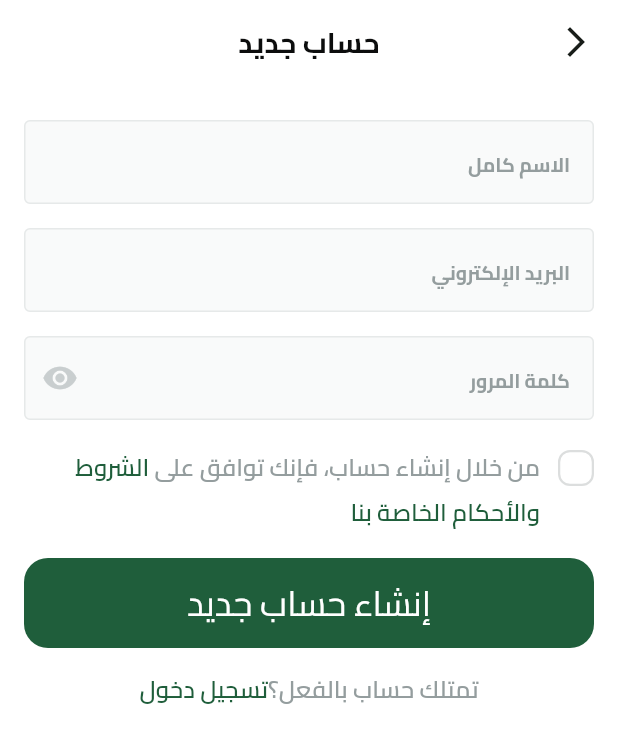
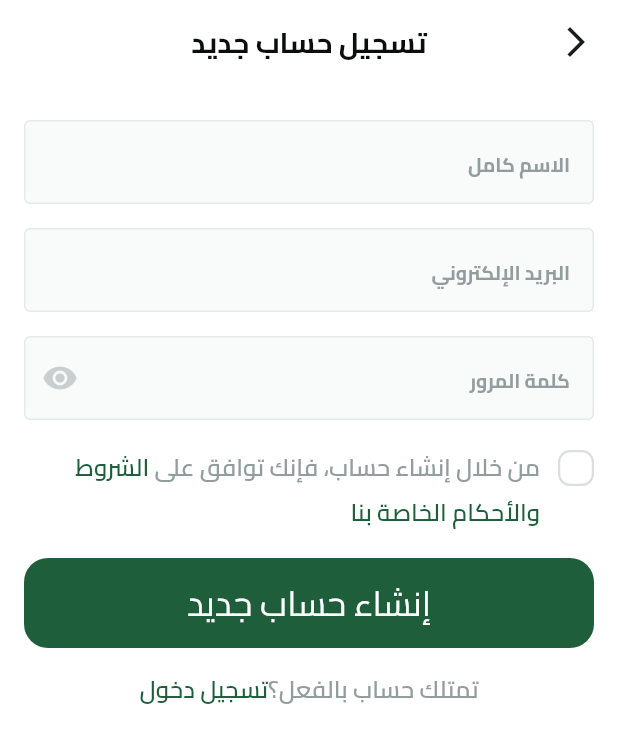
Before and after one commit to ahmed0128382/FruitHub_E_Commerce, a Flutter app: the SignUpView screen opened by its route, on a phone screen of 412 x 824 dp. Shown: the top 743 px of the screen. Run offline on Flutter 3.47's test engine with Material 3 defaults, Android fonts, the phone set to English and light mode, and no system bars; drawn by our look-alikes of skeletonizer; our stand-ins replace bloc, cloud_firestore, connectivity_plus, dartz, dots_indicator, equatable and 10 more; missing offline and left inert: flutter_facebook_auth, flutter_paypal_payment; accounts and stored records are empty.

```diff
--- /dev/null
+++ b/lib/core/cubits/best_selling_products_cubit/best_selling_products_cubit.dart
@@ -0,0 +1,24 @@
+import 'package:bloc/bloc.dart';
+import 'package:equatable/equatable.dart';
+import 'package:fruit_hub/core/entities/product_entity.dart';
+import 'package:fruit_hub/core/repos/products_repo/products_repo.dart';
+
+part 'best_selling_products_state.dart';
+
+class BestSellingProductsCubit extends Cubit<BestSellingProductsState> {
+  BestSellingProductsCubit(this.productsRepo)
+      : super(BestSellingProductsInitial());
+
+  final ProductsRepo productsRepo;
+
+  Future<void> getBestSellingProducts() async {
+    emit(BestSellingProductsLoading());
+    final result = await productsRepo.getBestSellingProducts();
+    result.fold(
+      (failure) =>
+          emit(BestSellingProductsFailure(errMessage: failure.message)),
+      (products) =>
+          emit(BestSellingProductsSuccess(bestSellingProducts: products)),
+    );
+  }
+}
--- /dev/null
+++ b/lib/core/cubits/best_selling_products_cubit/best_selling_products_state.dart
@@ -0,0 +1,22 @@
+part of 'best_selling_products_cubit.dart';
+
+sealed class BestSellingProductsState extends Equatable {
+  const BestSellingProductsState();
+
+  @override
+  List<Object> get props => [];
+}
+
+final class BestSellingProductsInitial extends BestSellingProductsState {}
+
+final class BestSellingProductsLoading extends BestSellingProductsState {}
+
+final class BestSellingProductsSuccess extends BestSellingProductsState {
+  final List<ProductEntity> bestSellingProducts;
+  BestSellingProductsSuccess({required this.bestSellingProducts});
+}
+
+final class BestSellingProductsFailure extends BestSellingProductsState {
+  final String errMessage;
+  BestSellingProductsFailure({required this.errMessage});
+}
--- a/lib/core/cubits/products_cubit/products_state.dart
+++ b/lib/core/cubits/products_cubit/products_state.dart
@@ -14,5 +14,13 @@ final class ProductsFailure extends ProductsState {
 
 final class ProductsSuccess extends ProductsState {
   final List<ProductEntity> products;
-  ProductsSuccess({required this.products});
+
+  ProductsSuccess({
+    required this.products,
+  });
 }
+
+// final class BestSellingProductsSuccess extends ProductsState {
+//   final List<ProductEntity> bestSellingProducts;
+//   BestSellingProductsSuccess({required this.bestSellingProducts});
+// }
--- a/lib/features/auth/presentation/views/sign_up_view.dart
+++ b/lib/features/auth/presentation/views/sign_up_view.dart
@@ -1,9 +1,10 @@
 import 'package:flutter/material.dart';
 import 'package:flutter_bloc/flutter_bloc.dart';
 import 'package:fruit_hub/core/services/get_it_service.dart';
-import 'package:fruit_hub/core/widgets/custom_app_bar.dart';
+import 'package:fruit_hub/core/utils/app_styles.dart';
 import 'package:fruit_hub/features/auth/domain/repos/auth_repo.dart';
 import 'package:fruit_hub/features/auth/presentation/manager/signup_cubit/signup_cubit.dart';
+import 'package:fruit_hub/features/auth/presentation/views/sign_in_view.dart';
 import 'package:fruit_hub/features/auth/presentation/views/widgets/sign_up_view_body_bloc_consumer.dart';
 
 class SignUpView extends StatelessWidget {
@@ -14,7 +15,21 @@ class SignUpView extends StatelessWidget {
     return BlocProvider(
       create: (context) => SignupCubit(getIt<AuthRepo>()),
       child: Scaffold(
-        appBar: buildAppBar(context, title: 'حساب جديد'),
+        appBar: AppBar(
+          backgroundColor: Colors.white,
+          centerTitle: true,
+          title: Text(
+            'تسجيل حساب جديد',
+            style: AppStyles.bold19,
+          ),
+          leading: GestureDetector(
+              onTap: () {
+                Navigator.of(context)
+                    .pushReplacementNamed(SignInView.routeName);
+                ();
+              },
+              child: Icon(Icons.arrow_back_ios_new)),
+        ),
         body: SignUpViewBodyBlocConsumer(),
       ),
     );
--- a/lib/features/main/presentation/views/widgets/custom_home_app_bar.dart
+++ b/lib/features/main/presentation/views/widgets/custom_home_app_bar.dart
@@ -43,7 +43,10 @@ class CustomHomeAppBar extends StatelessWidget {
           onPressed: () {
             // Handle notification button press
             ScaffoldMessenger.of(context).showSnackBar(
-              const SnackBar(content: Text('لا توجد إشعارات جديدة')),
+              const SnackBar(
+                content: Text('لا توجد إشعارات جديدة'),
+                duration: Duration(seconds: 1),
+              ),
             );
           },
         ),
--- a/lib/features/main/presentation/views/widgets/home_view_body.dart
+++ b/lib/features/main/presentation/views/widgets/home_view_body.dart
@@ -1,10 +1,12 @@
 import 'package:flutter/material.dart';
 import 'package:flutter_bloc/flutter_bloc.dart';
 import 'package:fruit_hub/constants.dart';
+import 'package:fruit_hub/core/cubits/best_selling_products_cubit/best_selling_products_cubit.dart';
 import 'package:fruit_hub/core/cubits/products_cubit/products_cubit.dart';
 import 'package:fruit_hub/core/widgets/search_text_field.dart';
 import 'package:fruit_hub/features/main/presentation/views/widgets/best_selling_header.dart';
 import 'package:fruit_hub/features/main/presentation/views/widgets/best_selling_sliver_grid_view_bloc_builder.dart';
+import 'package:fruit_hub/features/main/presentation/views/widgets/products_sliver_grid_view_bloc_builder.dart';
 import 'package:fruit_hub/features/main/presentation/views/widgets/custom_home_app_bar.dart';
 import 'package:fruit_hub/features/main/presentation/views/widgets/featured_list.dart';
 
@@ -21,7 +23,7 @@ class _HomeViewBodyState extends State<HomeViewBody> {
   @override
   void initState() {
     WidgetsBinding.instance.addPostFrameCallback((_) {
-      context.read<ProductsCubit>().getBestSellingProducts();
+      context.read<BestSellingProductsCubit>().getBestSellingProducts();
     });
     super.initState();
   }
--- a/lib/features/main/presentation/views/widgets/products_view_body.dart
+++ b/lib/features/main/presentation/views/widgets/products_view_body.dart
@@ -4,7 +4,7 @@ import 'package:fruit_hub/constants.dart';
 import 'package:fruit_hub/core/cubits/products_cubit/products_cubit.dart';
 
 import 'package:fruit_hub/core/widgets/search_text_field.dart';
-import 'package:fruit_hub/features/main/presentation/views/widgets/best_selling_sliver_grid_view_bloc_builder.dart';
+import 'package:fruit_hub/features/main/presentation/views/widgets/products_sliver_grid_view_bloc_builder.dart';
 import 'package:fruit_hub/features/main/presentation/views/widgets/products_view_header.dart';
 
 class ProductsViewBody extends StatefulWidget {
@@ -43,7 +43,7 @@ class _ProductsViewBodyState extends State<ProductsViewBody> {
               ],
             ),
           ),
-          BestSellingSliverGridViewBlocBuilder(),
+          ProductsSliverGridViewBlocBuilder(),
         ],
       ),
     );
--- a/lib/main.dart
+++ b/lib/main.dart
@@ -3,6 +3,7 @@ import 'package:flutter/material.dart';
 import 'package:flutter_bloc/flutter_bloc.dart';
 import 'package:flutter_dotenv/flutter_dotenv.dart';
 import 'package:flutter_localizations/flutter_localizations.dart';
+import 'package:fruit_hub/core/cubits/best_selling_products_cubit/best_selling_products_cubit.dart';
 import 'package:fruit_hub/core/cubits/products_cubit/products_cubit.dart';
 import 'package:fruit_hub/core/helper/on_generate_route.dart';
 import 'package:fruit_hub/core/repos/products_repo/products_repo.dart';
@@ -12,6 +13,7 @@ import 'package:fruit_hub/core/services/shared_preferences_singleton.dart';
 import 'package:fruit_hub/core/utils/app_colors.dart';
 import 'package:fruit_hub/features/main/presentation/manager/CartCubit/cart_cubit.dart';
 import 'package:fruit_hub/features/main/presentation/manager/CartItemCubit/cart_item_cubit.dart';
+import 'package:fruit_hub/features/main/presentation/views/widgets/best_selling_header.dart';
 import 'package:fruit_hub/features/splash/presentation/views/splash_view.dart';
 import 'package:fruit_hub/generated/l10n.dart';
 
@@ -40,6 +42,8 @@ class FruitCommerceApp extends StatelessWidget {
       providers: [
         BlocProvider(create: (_) => CartCubit()),
         BlocProvider(create: (_) => ProductsCubit(getIt.get<ProductsRepo>())),
+        BlocProvider(
+            create: (_) => BestSellingProductsCubit(getIt.get<ProductsRepo>())),
         BlocProvider(create: (_) => CartItemCubit()),
       ],
       child: MaterialApp(
--- a/pubspec.yaml
+++ b/pubspec.yaml
@@ -30,6 +30,7 @@ environment:
 dependencies:
   bloc: ^9.0.0
   cloud_firestore: ^5.6.11
+  connectivity_plus: ^6.1.4
   cupertino_icons: ^1.0.8
   dartz: ^0.10.1
   dots_indicator: ^4.0.1
```
Also changed, not shown: lib/core/cubits/products_cubit/products_cubit.dart (+43 -15 lines), lib/core/repos/products_repo/products_repo_impl.dart (+4 -4 lines), lib/core/widgets/grid_product_item.dart (+23 -0 lines), lib/features/auth/presentation/views/sign_in_view.dart (+16 -4 lines), lib/features/best_selling/presentation/views/widgets/best_selling_view_body.dart (+18 -6 lines), lib/features/main/presentation/views/main_view.dart (+63 -0 lines), lib/features/main/presentation/views/widgets/best_selling_sliver_grid_view.dart (+6 -4 lines), lib/features/main/presentation/views/widgets/best_selling_sliver_grid_view_bloc_builder.dart (+26 -19 lines), lib/features/main/presentation/views/widgets/products_sliver_grid_view_bloc_builder.dart (added, +40 -0 lines), pubspec.lock, 3 other files.
